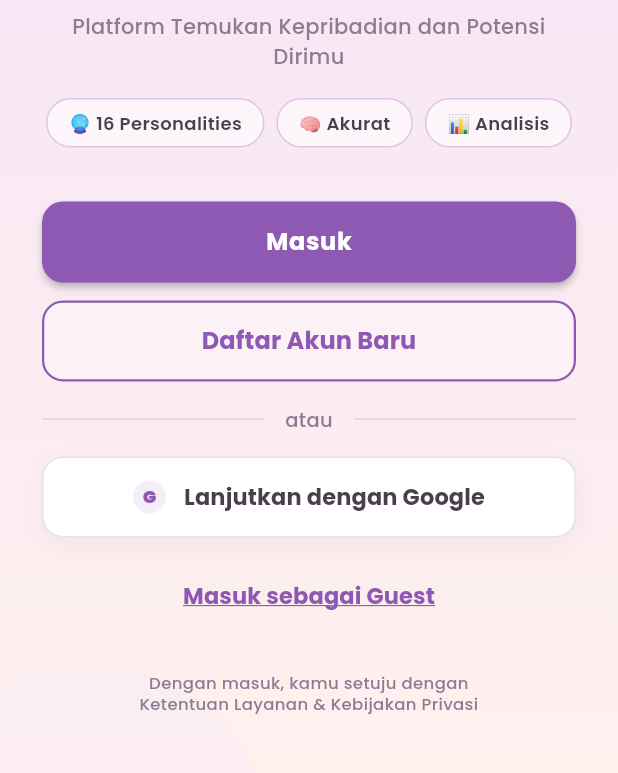
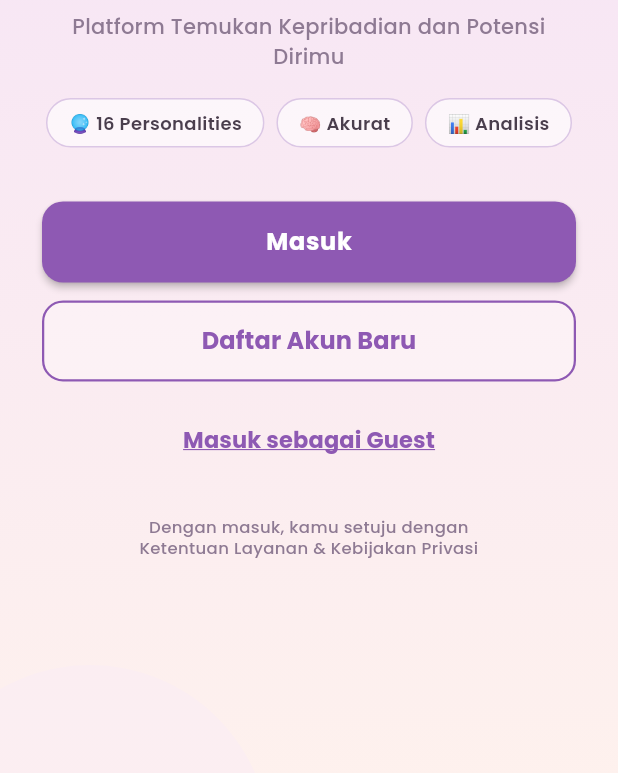
Before and after one commit to fadillahakbar938-svg/mbti_project_pemmob, a Flutter app: the screen it shows after launch, on a phone screen of 412 x 824 dp, the part 301-1074 px from its top. Run offline on Flutter 3.47's test engine with Material 3 defaults, Android fonts, the light colour scheme and no system bars; our stand-ins replace auto_size_text, google_fonts, supabase_flutter; accounts and stored records are empty.

Commit message:
finalisasi

```diff
--- a/lib/landing_page.dart
+++ b/lib/landing_page.dart
@@ -1,6 +1,5 @@
 import 'package:flutter/material.dart';
 
-import '../services/supabase_service.dart';
 import 'widgets/auth_background_blobs.dart';
 import 'widgets/detective_sheep_logo.dart';
 
@@ -23,7 +22,7 @@ class _LandingPageState extends State<LandingPage>
   late Animation<double> _buttonsEntry;
   late Animation<double> _floatAnim;
 
-  bool _googleLoading = false;
+
 
   @override
   void initState() {
@@ -78,29 +77,6 @@ class _LandingPageState extends State<LandingPage>
     _floatController.dispose();
     _bgController.dispose();
     super.dispose();
-  }
-
-  Future<void> _handleGoogleLogin() async {
-    setState(() => _googleLoading = true);
-    final result = await SupabaseService.instance.loginWithGoogle();
-    if (!mounted) return;
-    setState(() => _googleLoading = false);
-
-    if (!result.success) {
-      ScaffoldMessenger.of(context).showSnackBar(
-        SnackBar(
-          content: Text(result.errorMessage ?? 'Login Google gagal'),
-          backgroundColor: Colors.red,
-          behavior: SnackBarBehavior.floating,
-          shape: RoundedRectangleBorder(
-            borderRadius: BorderRadius.circular(12),
-          ),
-        ),
-      );
-      return;
-    }
-
-    Navigator.pushReplacementNamed(context, '/home');
   }
 
   @override
@@ -274,48 +250,6 @@ class _LandingPageState extends State<LandingPage>
                                 ),
                               ),
                             ),
-                            const SizedBox(height: 16),
-                            // Pembatas / Divider Garis Tipis Soft
-                            Row(
-                              children: [
-                                Expanded(
-                                  child: Divider(
-                                    color: primaryColor.withOpacity(0.2),
-                                    height: 1,
-                                  ),
-                                ),
-                                const Padding(
-                                  padding: EdgeInsets.symmetric(horizontal: 14),
-                                  child: Text(
-                                    'atau',
-                                    style: TextStyle(
-                                      color: subTextColor,
-                                      fontSize: 13,
-                                    ),
-                                  ),
-                                ),
-                                Expanded(
-                                  child: Divider(
-                                    color: primaryColor.withOpacity(0.2),
-                                    height: 1,
-                                  ),
-                                ),
-                              ],
-                            ),
-                            const SizedBox(height: 16),
-                            // Tombol LOGIN GOOGLE (Tombol Putih Bersih)
-                            SizedBox(
-                              width: double.infinity,
-                              height: 54,
-                              child: _GoogleButtonPastel(
-                                loading: _googleLoading,
-                                onPressed: _googleLoading
-                                    ? null
-                                    : _handleGoogleLogin,
-                                primaryColor: primaryColor,
-                                textColor: textColor,
-                              ),
-                            ),
                             const SizedBox(height: 12),
                             // Tombol MASUK SEBAGAI GUEST (Paling Bawah)
                             SizedBox(
@@ -390,84 +324,3 @@ class _LandingPageState extends State<LandingPage>
     );
   }
 }
-
-class _GoogleButtonPastel extends StatelessWidget {
-  final VoidCallback? onPressed;
-  final bool loading;
-  final Color primaryColor;
-  final Color textColor;
-
-  const _GoogleButtonPastel({
-    required this.onPressed,
-    this.loading = false,
-    required this.primaryColor,
-    required this.textColor,
-  });
-
-  @override
-  Widget build(BuildContext context) {
-    return Container(
-      decoration: BoxDecoration(
-        color: Colors.white,
-        borderRadius: BorderRadius.circular(14),
-        boxShadow: [
-          BoxShadow(
-            color: Colors.black.withOpacity(0.04),
-            blurRadius: 10,
-            offset: const Offset(0, 4),
-          ),
-        ],
-        border: Border.all(color: primaryColor.withOpacity(0.2)),
-      ),
-      child: TextButton(
-        onPressed: onPressed,
-        style: TextButton.styleFrom(
-          shape: RoundedRectangleBorder(
-            borderRadius: BorderRadius.circular(14),
-          ),
-        ),
-        child: loading
-            ? SizedBox(
-                width: 22,
-                height: 22,
-                child: CircularProgressIndicator(
-                  strokeWidth: 2.5,
-                  valueColor: AlwaysStoppedAnimation(primaryColor),
-                ),
-              )
-            : Row(
-                mainAxisAlignment: MainAxisAlignment.center,
-                children: [
-                  Container(
-                    width: 22,
-                    height: 22,
-                    decoration: BoxDecoration(
-                      color: primaryColor.withOpacity(0.1),
-                      shape: BoxShape.circle,
-                    ),
-                    child: const Center(
-                      child: Text(
-                        'G',
-                        style: TextStyle(
-                          color: Color(0xFF8E59B3),
-                          fontWeight: FontWeight.w900,
-                          fontSize: 12,
-                        ),
-                      ),
-                    ),
-                  ),
-                  const SizedBox(width: 12),
-                  Text(
-                    'Lanjutkan dengan Google',
-                    style: TextStyle(
-                      color: textColor,
-                      fontSize: 15,
-                      fontWeight: FontWeight.bold,
-                    ),
-                  ),
-                ],
-              ),
-      ),
-    );
-  }
-}
--- a/lib/result_page.dart
+++ b/lib/result_page.dart
@@ -1,6 +1,5 @@
 import 'package:flutter/material.dart';
 import 'services/supabase_service.dart';
-import 'soul_match_page.dart';
 
 
 class MbtiProfile {
```
